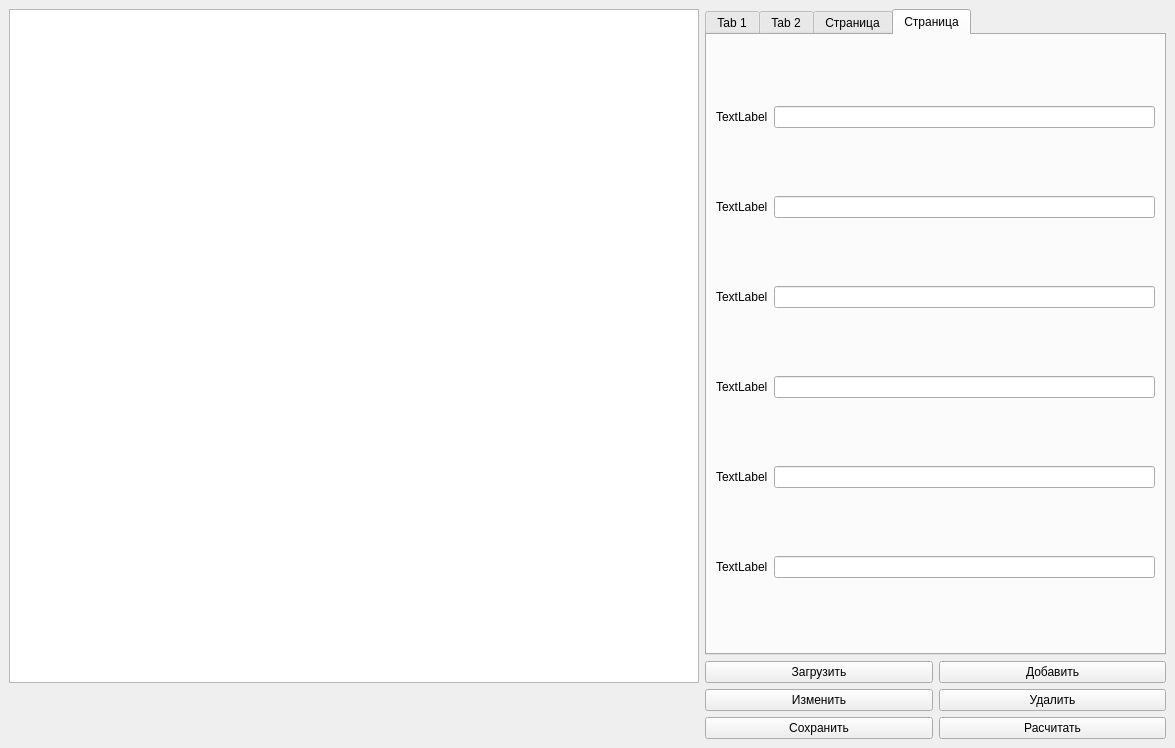
Old version of the form mainwindow.ui in the repository HowToLoseTime/BMT.
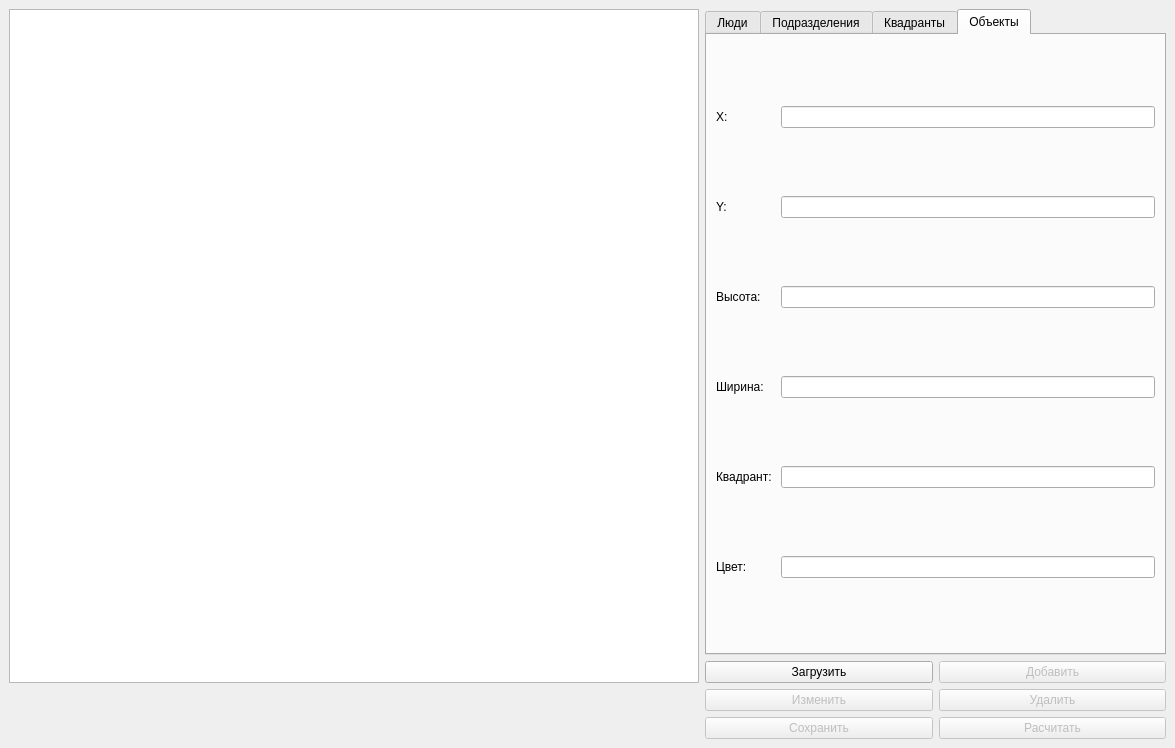
New version of the form. The open tabs and pages were chosen to show the change.

Commit message: Добавил текст в QLabel

```diff
--- a/mainwindow.ui
+++ b/mainwindow.ui
@@ -28,7 +28,7 @@
       </property>
       <widget class="QWidget" name="tab">
        <attribute name="title">
-        <string>Tab 1</string>
+        <string>Люди</string>
        </attribute>
        <layout class="QGridLayout" name="gridLayout">
         <item row="0" column="0">
@@ -65,7 +65,7 @@
       </widget>
       <widget class="QWidget" name="tab_2">
        <attribute name="title">
-        <string>Tab 2</string>
+        <string>Подразделения</string>
        </attribute>
        <layout class="QGridLayout" name="gridLayout_3">
         <item row="0" column="0">
@@ -92,7 +92,7 @@
       </widget>
       <widget class="QWidget" name="tab_4">
        <attribute name="title">
-        <string>Страница</string>
+        <string>Квадранты</string>
        </attribute>
        <layout class="QGridLayout" name="gridLayout_4">
         <item row="0" column="0">
@@ -139,13 +139,13 @@
       </widget>
       <widget class="QWidget" name="tab_3">
        <attribute name="title">
-        <string>Страница</string>
+        <string>Объекты</string>
        </attribute>
        <layout class="QGridLayout" name="gridLayout_5">
         <item row="0" column="0">
          <widget class="QLabel" name="label_14">
           <property name="text">
-           <string>TextLabel</string>
+           <string>X: </string>
           </property>
          </widget>
         </item>
@@ -155,7 +155,7 @@
         <item row="1" column="0">
          <widget class="QLabel" name="label_15">
           <property name="text">
-           <string>TextLabel</string>
+           <string>Y: </string>
           </property>
          </widget>
         </item>
@@ -165,7 +165,7 @@
         <item row="2" column="0">
          <widget class="QLabel" name="label_16">
           <property name="text">
-           <string>TextLabel</string>
+           <string>Высота: </string>
           </property>
          </widget>
         </item>
@@ -175,7 +175,7 @@
         <item row="3" column="0">
          <widget class="QLabel" name="label_17">
           <property name="text">
-           <string>TextLabel</string>
+           <string>Ширина: </string>
           </property>
          </widget>
         </item>
@@ -185,7 +185,7 @@
         <item row="4" column="0">
          <widget class="QLabel" name="label_18">
           <property name="text">
-           <string>TextLabel</string>
+           <string>Квадрант: </string>
           </property>
          </widget>
         </item>
@@ -195,7 +195,7 @@
         <item row="5" column="0">
          <widget class="QLabel" name="label_">
           <property name="text">
-           <string>TextLabel</string>
+           <string>Цвет: </string>
           </property>
          </widget>
         </item>
@@ -215,6 +215,9 @@
     </item>
     <item row="1" column="2">
      <widget class="QPushButton" name="pushButton_add">
+      <property name="enabled">
+       <bool>false</bool>
+      </property>
       <property name="text">
        <string>Добавить</string>
       </property>
@@ -222,6 +225,9 @@
     </item>
     <item row="2" column="1">
      <widget class="QPushButton" name="pushButton__update">
+      <property name="enabled">
+       <bool>false</bool>
+      </property>
       <property name="text">
        <string>Изменить</string>
       </property>
@@ -229,6 +235,9 @@
     </item>
     <item row="2" column="2">
      <widget class="QPushButton" name="pushButton_del">
+      <property name="enabled">
+       <bool>false</bool>
+      </property>
       <property name="text">
        <string>Удалить</string>
       </property>
@@ -236,6 +245,9 @@
     </item>
     <item row="3" column="1">
      <widget class="QPushButton" name="pushButton_save">
+      <property name="enabled">
+       <bool>false</bool>
+      </property>
       <property name="text">
        <string>Сохранить</string>
       </property>
@@ -243,6 +255,9 @@
     </item>
     <item row="3" column="2">
      <widget class="QPushButton" name="pushButton_solve">
+      <property name="enabled">
+       <bool>false</bool>
+      </property>
       <property name="text">
        <string>Расчитать</string>
       </property>
```
Left out of the diff: 28 changed lines with no effect on the pictures. The commit also changes 2 other files.
